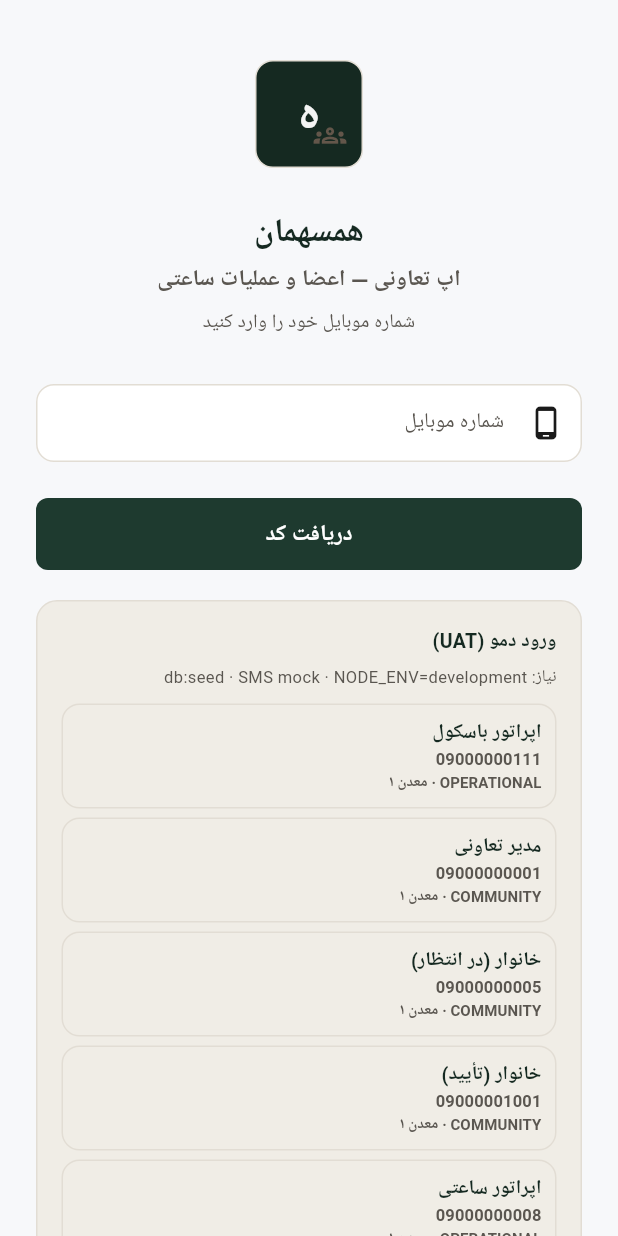
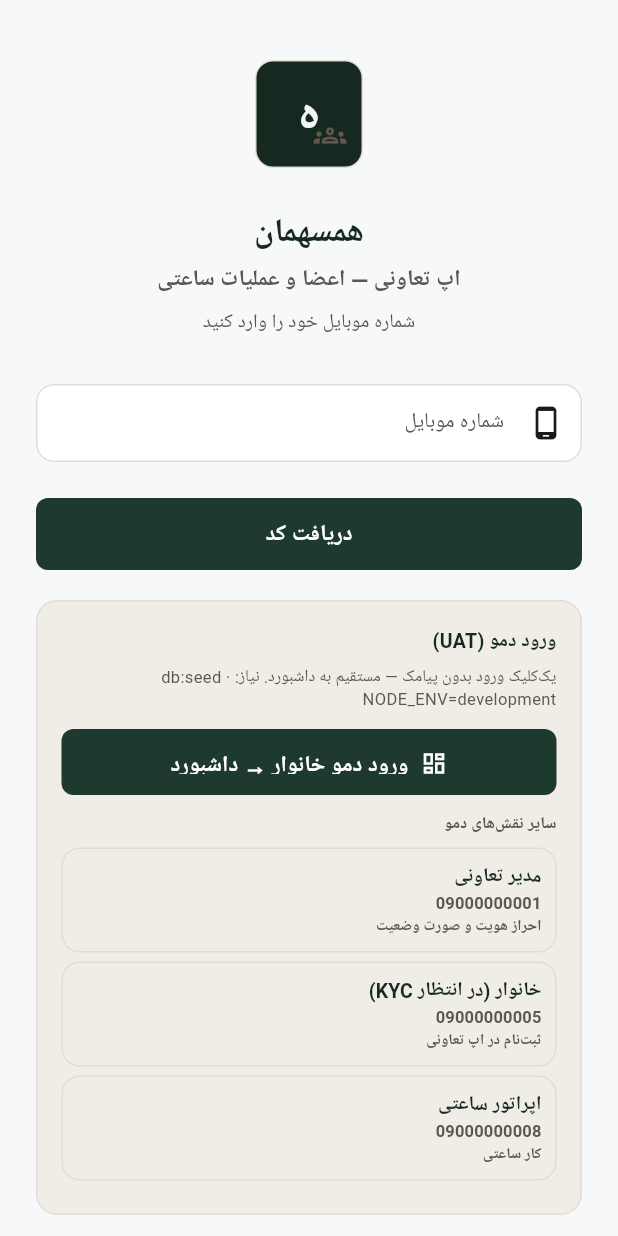
Before and after one commit to OktayJazideh/logestic, a Flutter app: the screen it shows after launch, on a phone screen of 412 x 824 dp. Run offline on Flutter 3.47's test engine with Material 3 defaults, Android fonts, the phone set to English and light mode, and no system bars; our stand-ins replace connectivity_plus, flutter_map, geolocator, hive_flutter, image_picker, latlong2 and 1 more; accounts and stored records are empty; Roboto replaces fonts that are missing (Vazirmatn).

Commit message:
feat(mobile): one-click demo login, APK downloads on web login
Align Flutter demo flow with web __dev/login and auto workspace select; add dashboard demo buttons, build script copies APKs to public/downloads, and deploy builds mobile apps when Flutter is available.

Co-authored-by: Cursor <cursoragent@cursor.com>

```diff
--- a/apps/mobile/packages/mineral_api/lib/mineral_api.dart
+++ b/apps/mobile/packages/mineral_api/lib/mineral_api.dart
@@ -6,6 +6,7 @@ export 'src/auth_errors.dart';
 export 'src/app_config.dart';
 export 'src/brand_names.dart';
 export 'src/demo_login_config.dart';
+export 'src/demo_login.dart';
 export 'src/demo_users.dart';
 export 'src/mineral_api_client.dart';
 export 'src/mineral_theme.dart';
--- a/apps/mobile/packages/mineral_api/lib/src/demo_users.dart
+++ b/apps/mobile/packages/mineral_api/lib/src/demo_users.dart
@@ -1,4 +1,16 @@
 /// Demo personas — keep in sync with apps/backend/scripts/seed.ts + apps/web/src/demo/demoUsers.ts
+
+class DemoWorkspace {
+  const DemoWorkspace({
+    required this.mineId,
+    required this.membershipKind,
+    this.cooperativeId,
+  });
+
+  final int mineId;
+  final String membershipKind; // OPERATIONAL | COMMUNITY
+  final int? cooperativeId;
+}
 
 class DemoPersona {
   const DemoPersona({
@@ -8,6 +20,7 @@ class DemoPersona {
     required this.apps,
     required this.workspaceHint,
     required this.flowHint,
+    this.workspace,
   });
 
   final String id;
@@ -16,7 +29,15 @@ class DemoPersona {
   final List<String> apps; // web | driver | community
   final String workspaceHint;
   final String flowHint;
+  final DemoWorkspace? workspace;
 }
+
+const _mine1Op = DemoWorkspace(mineId: 1, membershipKind: 'OPERATIONAL');
+const _mine1Community = DemoWorkspace(
+  mineId: 1,
+  membershipKind: 'COMMUNITY',
+  cooperativeId: 1,
+);
 
 const demoPersonas = <DemoPersona>[
   DemoPersona(
@@ -24,90 +45,112 @@ const demoPersonas = <DemoPersona>[
     roleLabel: 'ادمین پلتفرم',
     mobile: '09000000000',
     apps: ['web'],
-    workspaceHint: 'OPERATIONAL · معدن ۱',
-    flowHint: 'پنل ادمین',
+    workspaceHint: 'کار عملیاتی · معدن ۱',
+    flowHint: 'صورت وضعیت و پرداخت معدن',
+    workspace: _mine1Op,
   ),
   DemoPersona(
     id: 'employer',
     roleLabel: 'کارفرما / معدن',
     mobile: '09000000007',
     apps: ['web'],
-    workspaceHint: 'OPERATIONAL · معدن ۱',
+    workspaceHint: 'کار عملیاتی · معدن ۱',
     flowHint: 'ثبت نیاز حمل',
+    workspace: _mine1Op,
   ),
   DemoPersona(
     id: 'ops_admin',
     roleLabel: 'مدیر عملیات',
     mobile: '09000000002',
     apps: ['web'],
-    workspaceHint: 'OPERATIONAL · معدن ۱',
-    flowHint: 'dispatch، باسکول',
+    workspaceHint: 'کار عملیاتی · معدن ۱',
+    flowHint: 'تخصیص و تأیید باسکول',
+    workspace: _mine1Op,
   ),
   DemoPersona(
     id: 'coop_op',
     roleLabel: 'اپراتور باسکول',
     mobile: '09000000111',
-    apps: ['web', 'community'],
-    workspaceHint: 'OPERATIONAL · معدن ۱',
-    flowHint: 'ثبت وزن',
+    apps: ['web'],
+    workspaceHint: 'عضویت تعاونی · معدن ۱',
+    flowHint: 'ثبت و تأیید وزن باسکول',
+    workspace: _mine1Community,
   ),
   DemoPersona(
     id: 'coop_admin',
     roleLabel: 'مدیر تعاونی',
     mobile: '09000000001',
     apps: ['web', 'community'],
-    workspaceHint: 'COMMUNITY · معدن ۱',
-    flowHint: 'KYC، اعضا',
+    workspaceHint: 'عضویت تعاونی · معدن ۱',
+    flowHint: 'احراز هویت و صورت وضعیت',
+    workspace: _mine1Community,
+  ),
+  DemoPersona(
+    id: 'driver',
+    roleLabel: 'راننده',
+    mobile: '09000000003',
+    apps: ['driver'],
+    workspaceHint: 'کار عملیاتی · معدن ۱',
+    flowHint: 'مأموریت تا تحویل (بدون ثبت وزن)',
+    workspace: _mine1Op,
   ),
   DemoPersona(
     id: 'fleet',
     roleLabel: 'مالک ناوگان',
     mobile: '09000000004',
     apps: ['web'],
-    workspaceHint: 'OPERATIONAL · معدن ۱',
-    flowHint: 'ناوگان',
+    workspaceHint: 'کار عملیاتی · معدن ۱',
+    flowHint: 'کیف پول و ناوگان',
+    workspace: _mine1Op,
+  ),
+  DemoPersona(
+    id: 'household_pending',
+    roleLabel: 'خانوار (در انتظار KYC)',
+    mobile: '09000000005',
+    apps: ['community'],
+    workspaceHint: 'عضویت تعاونی · معدن ۱',
+    flowHint: 'ثبت‌نام در اپ تعاونی',
+    workspace: _mine1Community,
+  ),
+  DemoPersona(
+    id: 'household_ok',
+    roleLabel: 'خانوار (تأییدشده)',
+    mobile: '09000001001',
+    apps: ['community'],
+    workspaceHint: 'عضویت تعاونی · معدن ۱',
+    flowHint: 'سهم و کیف پول',
+    workspace: _mine1Community,
   ),
   DemoPersona(
     id: 'consultant',
     roleLabel: 'مشاور ساعتی',
     mobile: '09000000006',
     apps: ['web'],
-    workspaceHint: 'OPERATIONAL · معدن ۱',
-    flowHint: 'کار ساعتی',
-  ),
-  DemoPersona(
-    id: 'driver',
-    roleLabel: 'راننده',
-    mobile: '09000000003',
-    apps: ['driver'],
-    workspaceHint: 'OPERATIONAL · معدن ۱',
-    flowHint: 'مأموریت تا تحویل',
-  ),
-  DemoPersona(
-    id: 'household_pending',
-    roleLabel: 'خانوار (در انتظار)',
-    mobile: '09000000005',
-    apps: ['community'],
-    workspaceHint: 'COMMUNITY · معدن ۱',
-    flowHint: 'ثبت‌نام',
-  ),
-  DemoPersona(
-    id: 'household_ok',
-    roleLabel: 'خانوار (تأیید)',
-    mobile: '09000001001',
-    apps: ['community'],
-    workspaceHint: 'COMMUNITY · معدن ۱',
-    flowHint: 'سهم / کیف پول',
+    workspaceHint: 'کار عملیاتی · معدن ۱',
+    flowHint: 'تأیید کارکرد ساعتی',
+    workspace: _mine1Op,
   ),
   DemoPersona(
     id: 'operator',
     roleLabel: 'اپراتور ساعتی',
     mobile: '09000000008',
     apps: ['community'],
-    workspaceHint: 'OPERATIONAL · معدن ۱',
+    workspaceHint: 'کار عملیاتی · معدن ۱',
     flowHint: 'کار ساعتی',
+    workspace: _mine1Op,
   ),
 ];
 
 List<DemoPersona> demoPersonasForApp(String app) =>
     demoPersonas.where((p) => p.apps.contains(app)).toList();
+
+/// Primary one-tap demo persona per mobile app (→ dashboard / home).
+DemoPersona? primaryDemoPersonaForApp(String app) {
+  const primaryIds = {'driver': 'driver', 'community': 'household_ok'};
+  final id = primaryIds[app];
+  if (id == null) return null;
+  for (final p in demoPersonas) {
+    if (p.id == id) return p;
+  }
+  return null;
+}
--- a/apps/mobile/packages/mineral_ui/lib/src/widgets/demo_login_panel.dart
+++ b/apps/mobile/packages/mineral_ui/lib/src/widgets/demo_login_panel.dart
@@ -25,6 +25,8 @@ class DemoLoginPanel extends StatelessWidget {
     final personas = demoPersonasForApp(app);
     if (personas.isEmpty) return const SizedBox.shrink();
 
+    final primary = primaryDemoPersonaForApp(app);
+
     return Container(
       margin: const EdgeInsets.only(top: 20),
       padding: const EdgeInsets.all(16),
@@ -42,11 +44,38 @@ class DemoLoginPanel extends StatelessWidget {
           ),
           const SizedBox(height: 6),
           const Text(
-            'نیاز: db:seed · SMS mock · NODE_ENV=development',
+            'یک‌کلیک ورود بدون پیامک — مستقیم به داشبورد. نیاز: db:seed · NODE_ENV=development',
             style: TextStyle(fontSize: 11, color: MineralTheme.muted, height: 1.4),
           ),
-          const SizedBox(height: 10),
-          ...personas.map(
+          if (primary != null) ...[
+            const SizedBox(height: 12),
+            SizedBox(
+              height: 44,
+              child: ElevatedButton.icon(
+                onPressed: busy ? null : () => onDemoLogin(primary),
+                icon: const Icon(Icons.dashboard_outlined, size: 18),
+                label: Text(
+                  app == 'driver'
+                      ? 'ورود دمو راننده → داشبورد'
+                      : 'ورود دمو خانوار → داشبورد',
+                ),
+                style: ElevatedButton.styleFrom(
+                  backgroundColor: MineralTheme.primary,
+                  foregroundColor: Colors.white,
+                  shape: RoundedRectangleBorder(borderRadius: BorderRadius.circular(8)),
+                ),
+              ),
+            ),
+          ],
+          if (personas.length > 1) ...[
+            const SizedBox(height: 10),
+            const Text(
+              'سایر نقش‌های دمو',
+              style: TextStyle(fontSize: 11, fontWeight: FontWeight.w600, color: MineralTheme.muted),
+            ),
+          ],
+          const SizedBox(height: 8),
+          ...personas.where((p) => p.id != primary?.id).map(
             (p) => Padding(
               padding: const EdgeInsets.only(bottom: 6),
               child: OutlinedButton(
@@ -60,7 +89,7 @@ class DemoLoginPanel extends StatelessWidget {
                   children: [
                     Text(p.roleLabel, style: const TextStyle(fontWeight: FontWeight.w700, fontSize: 13)),
                     Text(p.mobile, style: const TextStyle(fontSize: 11, color: MineralTheme.muted)),
-                    Text(p.workspaceHint, style: const TextStyle(fontSize: 10, color: MineralTheme.muted)),
+                    Text(p.flowHint, style: const TextStyle(fontSize: 10, color: MineralTheme.muted)),
                   ],
                 ),
               ),
```
Also changed, not shown: apps/mobile/community_app/lib/ui/screens/login_screen.dart (+18 -13 lines), apps/mobile/driver_app/lib/ui/screens/login_screen.dart (+8 -13 lines), apps/mobile/packages/mineral_api/lib/src/demo_login.dart (added, +55 -0 lines), apps/mobile/packages/mineral_api/lib/src/mineral_api_client.dart (+17 -0 lines), 5 other files.
